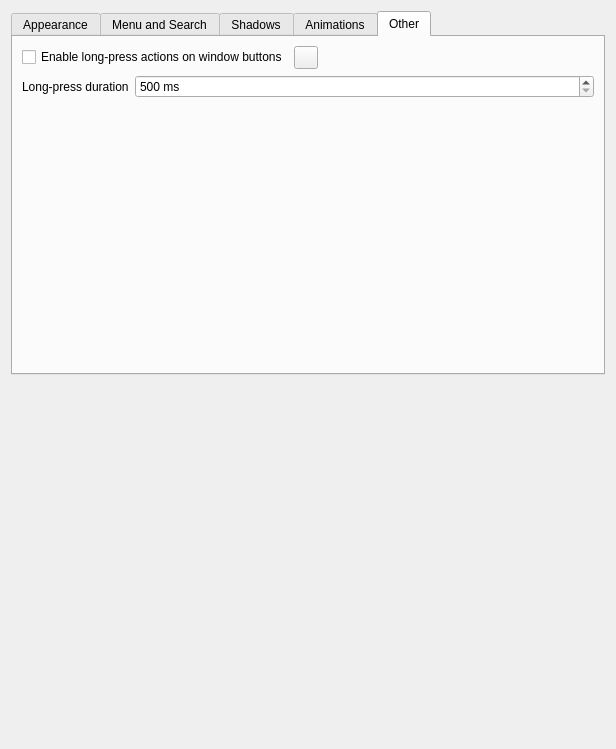
Above: src/kcm/config.ui from guiodic/material-decoration before the change. Below: the same form after it.
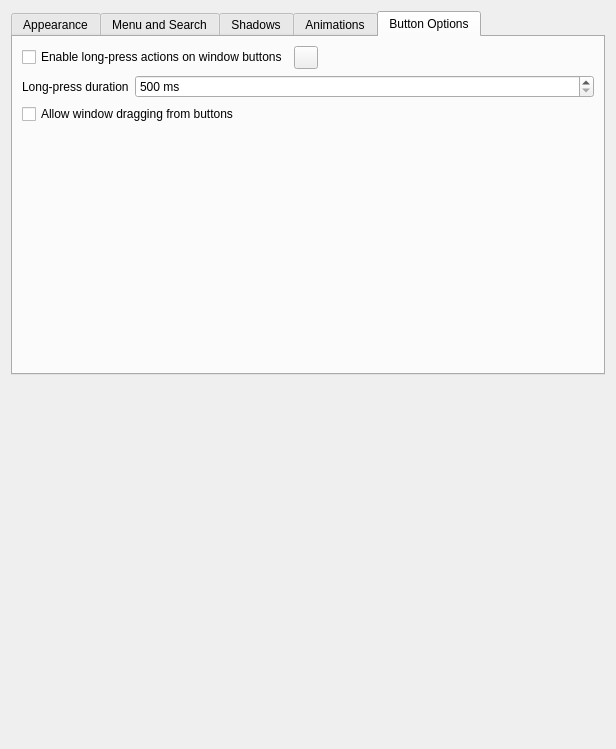
That is the form after the change. The open tabs and pages were chosen to show the change. Custom widgets are drawn as their Qt base class.

Commit message: Allow dragging from standard buttons tto, but makes this configurable

Diff of the .ui file:
```diff
--- a/src/kcm/config.ui
+++ b/src/kcm/config.ui
@@ -328,7 +328,7 @@
      </widget>
      <widget class="QWidget" name="otherTab">
       <attribute name="title">
-       <string>Other</string>
+       <string>Button Options</string>
       </attribute>
       <layout class="QFormLayout" name="formLayout_5">
        <item row="0" column="0" colspan="2">
@@ -391,6 +391,13 @@
          </property>
         </widget>
        </item>
+       <item row="2" column="0" colspan="2">
+        <widget class="QCheckBox" name="kcfg_DragFromButtonsEnabled">
+         <property name="text">
+          <string>Allow window dragging from buttons</string>
+         </property>
+        </widget>
+       </item>
       </layout>
      </widget>
     </widget>
```
The commit also changes 11 other files.
